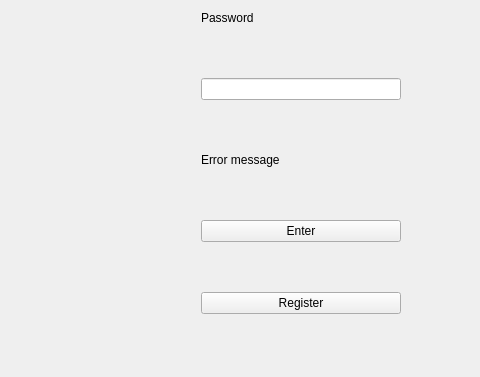
Old version of the form client/static/ui/startwidget.ui in the repository cpp-park-vk-education/2022_2_cash_map; both pictures show x 181 to 661 and y 195 to 572 of the 964 by 572 pixel window.
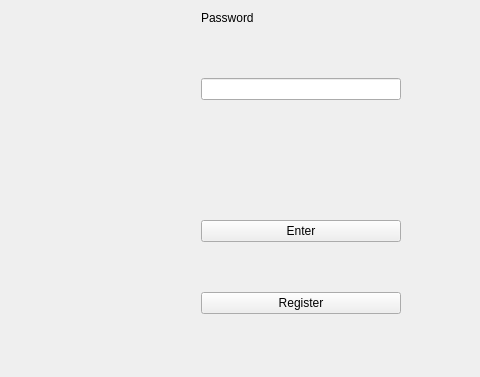
New version of the form.

Patch:
```diff
--- a/client/static/ui/startwidget.ui
+++ b/client/static/ui/startwidget.ui
@@ -17,7 +17,7 @@
    <property name="sizeConstraint">
     <enum>QLayout::SetDefaultConstraint</enum>
    </property>
-   <property name="verticalSpacing">
+   <property name="spacing">
     <number>0</number>
    </property>
    <item row="3" column="0">
@@ -114,7 +114,7 @@
       </size>
      </property>
      <property name="text">
-      <string>Error message</string>
+      <string/>
      </property>
     </widget>
    </item>
```
